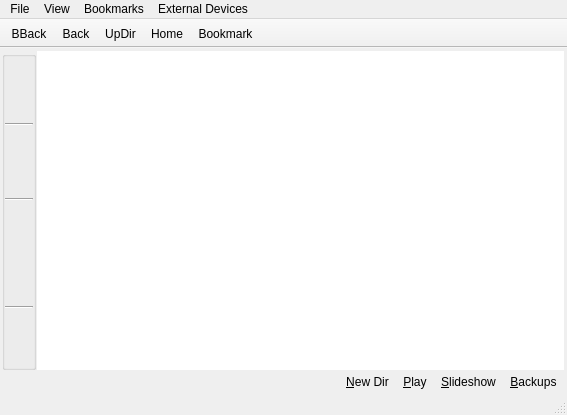
First picture: the form in lumina-fm/MainUI.ui, repository lumina-desktop/lumina, before the edit.
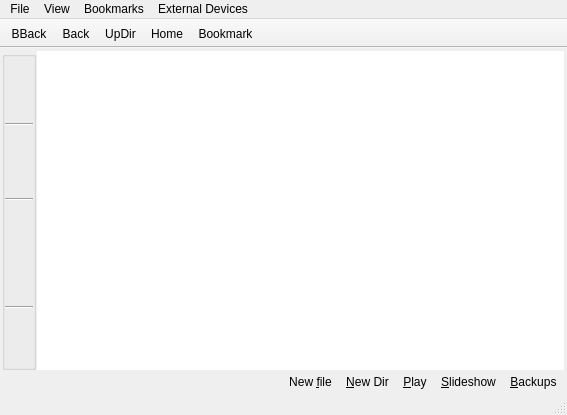
Second picture: the form after the edit. The open tabs and pages were chosen to show the change.

Commit message: add "New file" on lumina-fm

```diff
--- a/lumina-fm/MainUI.ui
+++ b/lumina-fm/MainUI.ui
@@ -421,6 +421,25 @@
             </property>
            </widget>
           </item>
+          <item>
+           <widget class="QToolButton" name="tool_addNewFile">
+            <property name="statusTip">
+             <string>Create a new file</string>
+            </property>
+            <property name="text">
+             <string>New &amp;file</string>
+            </property>
+            <property name="popupMode">
+             <enum>QToolButton::InstantPopup</enum>
+            </property>
+            <property name="toolButtonStyle">
+             <enum>Qt::ToolButtonTextBesideIcon</enum>
+            </property>
+            <property name="autoRaise">
+             <bool>true</bool>
+            </property>
+           </widget>
+          </item>
           <item>
            <widget class="QToolButton" name="tool_addToDir">
             <property name="focusPolicy">
```
The commit also changes 2 other files.
